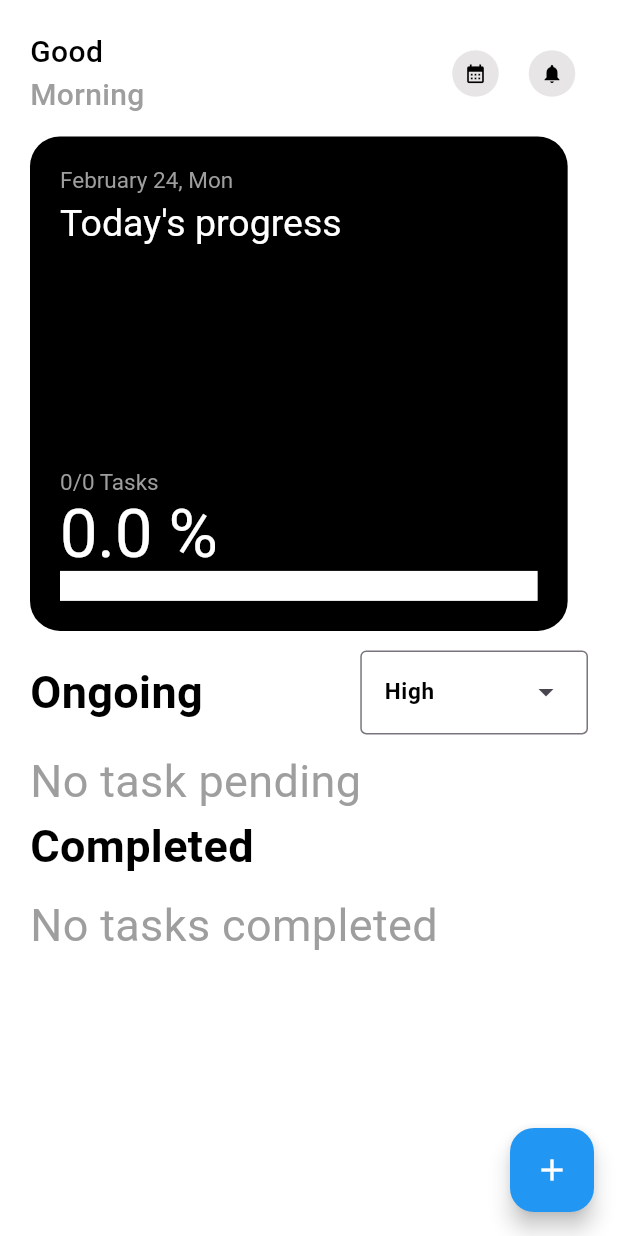
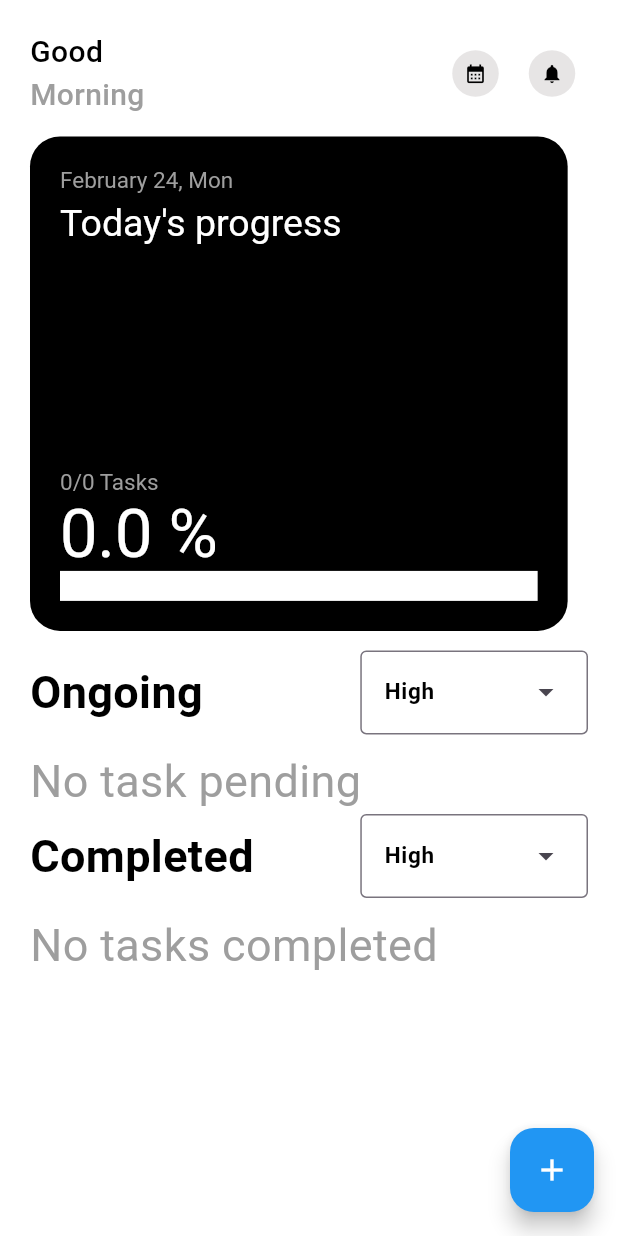
Before and after one commit to Syed722528/hive_todo_app, a Flutter app: the screen it shows after launch, after a tap on the "arrow forward ios" icon, on a phone screen of 412 x 824 dp. Run offline on Flutter 3.47's test engine with Material 3 defaults, Android fonts, the light colour scheme and no system bars; our stand-ins replace get, hive, hive_flutter, lottie; accounts and stored records are empty.

Commit message:
Fixed a minor bug

```diff
--- a/lib/controllers/homepage_controller.dart
+++ b/lib/controllers/homepage_controller.dart
@@ -29,14 +29,23 @@ class HomepageController extends GetxController {
   }
 
   //-----------Total tasks, completed tasks and percentage-----------//
-  final selectedPriority = Priority.high.obs;
-  void setPriority(Priority? priority) =>
-      selectedPriority.value = priority ?? Priority.high;
-  RxList<Task>? allTasks = <Task>[].obs;
-  RxList<Task>? completedTasks = <Task>[].obs;
-  RxList<Task>? pendingTasks = <Task>[].obs;
-  RxInt numberOfAllTasks = 0.obs;
-  RxInt numbeeOfAllCompletedTasks = 0.obs;
+  final completedSelectedPriority = Priority.high.obs;
+  void setCompletedPriority(Priority? priority) =>
+      completedSelectedPriority.value = priority ?? Priority.high;
+
+  final pendingSelectedPriority = Priority.high.obs;
+  void setPendingPriority(Priority? priority) =>
+      pendingSelectedPriority.value = priority ?? Priority.high;
+
+  final allTasks = <Task>[].obs;
+  final allCompletedTasks = <Task>[].obs;
+  final filteredCompletedTasks = <Task>[].obs;
+  final allPendingTasks = <Task>[].obs;
+  final filteredPendingTasks = <Task>[].obs;
+
+  final numberOfAllTasks = 0.obs;
+  final numberOfAllCompletedTasks = 0.obs; // Fixed typo
+
   @override
   void onInit() {
     super.onInit();
@@ -50,17 +59,33 @@ class HomepageController extends GetxController {
   }
 
   void loadTasks() {
-    allTasks?.assignAll(HiveService.getAllTasks() ?? []);
-    pendingTasks?.assignAll(HiveService.getAllPendingTasks() ?? []);
-    completedTasks?.assignAll(HiveService.getAllCompletedTasks() ?? []);
+    try {
+      final tasks = HiveService.getAllTasks();
+      final pending = HiveService.getAllPendingTasks();
+      final completed = HiveService.getAllCompletedTasks();
 
-    numberOfAllTasks.value = allTasks?.length ?? 0;
-    numbeeOfAllCompletedTasks.value = completedTasks?.length ?? 0;
+      allTasks.assignAll(tasks);
+      allPendingTasks.assignAll(pending);
+      allCompletedTasks.assignAll(completed);
+      filteredPendingTasks.assignAll(pending); // Fresh copy
+      filteredCompletedTasks.assignAll(completed); // Fresh copy
+
+      numberOfAllTasks.value = allTasks.length;
+      numberOfAllCompletedTasks.value = allCompletedTasks.length;
+    } catch (e) {
+      print('Error loading tasks: $e'); // Add proper error handling
+    }
   }
 
-  void updateOngoingTaskBasedOnPriority(Priority priority) {
-    if (pendingTasks?.isNotEmpty ?? false) {
-      pendingTasks!.retainWhere((task) => task.priority == priority);
-    }
+  void updateOngoingTaskBasedOnPriority() {
+    filteredPendingTasks.assignAll(
+      allPendingTasks.where((task) => task.priority == pendingSelectedPriority.value).toList(),
+    );
+  }
+
+  void updateCompletedTaskBasedOnPriority() {
+    filteredCompletedTasks.assignAll(
+      allCompletedTasks.where((task) => task.priority == completedSelectedPriority.value).toList(),
+    );
   }
 }
--- a/lib/pages/home_page.dart
+++ b/lib/pages/home_page.dart
@@ -138,11 +138,11 @@ class HomePage extends StatelessWidget {
               crossAxisAlignment: CrossAxisAlignment.start,
               children: [
                 Text(
-                  '${controller.numbeeOfAllCompletedTasks}/${controller.numberOfAllTasks} Tasks',
+                  '${controller.numberOfAllCompletedTasks}/${controller.numberOfAllTasks} Tasks',
                   style: Theme.of(context).textTheme.displaySmall,
                 ),
                 Text(
-                  '${controller.numberOfAllTasks.value == 0 ? "0.0" : ((controller.numbeeOfAllCompletedTasks.value / controller.numberOfAllTasks.value) * 100).toStringAsFixed(1)} %',
+                  '${controller.numberOfAllTasks.value == 0 ? "0.0" : ((controller.numberOfAllCompletedTasks.value / controller.numberOfAllTasks.value) * 100).toStringAsFixed(1)} %',
                   style: Theme.of(context).textTheme.displayLarge,
                 ),
                 Container(
@@ -155,7 +155,7 @@ class HomePage extends StatelessWidget {
                         widthFactor:
                             controller.numberOfAllTasks.value == 0
                                 ? 0.0
-                                : (controller.numbeeOfAllCompletedTasks.value /
+                                : (controller.numberOfAllCompletedTasks.value /
                                     controller.numberOfAllTasks.value),
                         child: Container(color: AppColors.blueColor),
                       ),
@@ -200,12 +200,12 @@ class HomePage extends StatelessWidget {
                 textStyle: TextStyle(color: AppColors.blackColor, fontSize: 15),
                 initialSelection:
                     controller
-                        .selectedPriority
+                        .pendingSelectedPriority
                         .value, // Set the initial selected value
                 onSelected: (Priority? newValue) {
                   if (newValue != null) {
-                    controller.setPriority(newValue);
-                    controller.updateOngoingTaskBasedOnPriority(newValue);
+                    controller.setPendingPriority(newValue);
+                    controller.updateOngoingTaskBasedOnPriority();
                   }
                 },
                 dropdownMenuEntries:
@@ -223,14 +223,15 @@ class HomePage extends StatelessWidget {
               ),
             ],
           ),
-          controller.pendingTasks!.isNotEmpty
+          controller.filteredPendingTasks!.isNotEmpty
               ? Column(
                 crossAxisAlignment: CrossAxisAlignment.start,
-                children: List.generate(controller.pendingTasks!.length, (
-                  index,
-                ) {
+                children: List.generate(
+                  controller.filteredPendingTasks!.length,
+                  (index) {
                     final task =
-                      controller.pendingTasks![index]; // Get task instance
+                        controller
+                            .filteredPendingTasks![index]; // Get task instance
                     return ListTile(
                       title: Text(
                         task.title,
@@ -246,8 +247,10 @@ class HomePage extends StatelessWidget {
                       ),
                       trailing: IconButton(
                         onPressed:
-                          () =>
-                              showTaskDialog(task.id, context), // Pass Task ID
+                            () => showTaskDialog(
+                              task.id,
+                              context,
+                            ), // Pass Task ID
                         icon: Icon(Icons.edit),
                       ),
                       leading: Checkbox(
@@ -261,7 +264,8 @@ class HomePage extends StatelessWidget {
                         ),
                       ),
                     );
-                }),
+                  },
+                ),
               )
               : Text(
                 'No task pending',
@@ -281,18 +285,58 @@ class HomePage extends StatelessWidget {
         spacing: 10,
         crossAxisAlignment: CrossAxisAlignment.start,
         children: [
+          Row(
+            mainAxisAlignment: MainAxisAlignment.spaceBetween,
+            children: [
               Text(
                 'Completed',
-            style: TextStyle(color: Colors.black, fontWeight: FontWeight.w600),
+                style: TextStyle(
+                  color: Colors.black,
+                  fontWeight: FontWeight.w600,
                 ),
-          controller.completedTasks!.isNotEmpty
+              ),
+              DropdownMenu<Priority>(
+                closeBehavior: DropdownMenuCloseBehavior.all,
+
+                menuStyle: MenuStyle(
+                  backgroundColor: WidgetStatePropertyAll(AppColors.whiteColor),
+                ),
+                enableFilter: true,
+                textStyle: TextStyle(color: AppColors.blackColor, fontSize: 15),
+                initialSelection:
+                    controller
+                        .completedSelectedPriority
+                        .value, // Set the initial selected value
+                onSelected: (Priority? newValue) {
+                  if (newValue != null) {
+                    controller.setCompletedPriority(newValue);
+                    controller.updateCompletedTaskBasedOnPriority();
+                  }
+                },
+                dropdownMenuEntries:
+                    Priority.values
+                        .map(
+                          (priority) => DropdownMenuEntry<Priority>(
+                            value:
+                                priority, // Each entry gets its own Priority value
+                            label:
+                                priority.name[0].toUpperCase() +
+                                priority.name.substring(1),
+                          ),
+                        )
+                        .toList(),
+              ),
+            ],
+          ),
+          controller.allCompletedTasks!.isNotEmpty
               ? Column(
                 crossAxisAlignment: CrossAxisAlignment.start,
-                children: List.generate(controller.completedTasks!.length, (
-                  index,
-                ) {
+                children: List.generate(
+                  controller.filteredCompletedTasks!.length,
+                  (index) {
                     final task =
-                      controller.completedTasks![index]; // Get task instance
+                        controller
+                            .filteredCompletedTasks![index]; // Get task instance
                     return ListTile(
                       titleTextStyle: TextStyle(
                         color: AppColors.blackColor,
@@ -300,13 +344,15 @@ class HomePage extends StatelessWidget {
                         decoration: TextDecoration.lineThrough,
                         fontWeight: FontWeight.w600,
                       ),
-                    subtitleTextStyle: Theme.of(context).textTheme.displaySmall,
+                      subtitleTextStyle:
+                          Theme.of(context).textTheme.displaySmall,
                       shape: RoundedRectangleBorder(
                         borderRadius: BorderRadius.circular(5),
                       ),
                       trailing: IconButton(
                         onPressed:
-                          () => showTaskDialog(task.id, context), // Use Task ID
+                            () =>
+                                showTaskDialog(task.id, context), // Use Task ID
                         icon: Icon(Icons.edit),
                       ),
                       title: Text(task.title),
@@ -321,7 +367,8 @@ class HomePage extends StatelessWidget {
                         activeColor: AppColors.blueColor,
                       ),
                     );
-                }),
+                  },
+                ),
               )
               : Text(
                 'No tasks completed',
```
Lines whose indentation alone changed are shown as unchanged.
